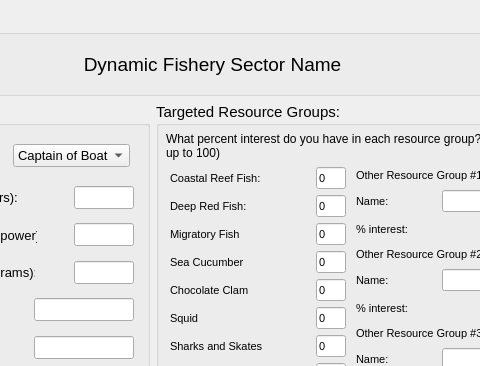
Above: oom_cobi_loreto/Interview/fishery.ui from Ecotrust/openoceanmap-desktop before the change; both pictures show x 142 to 622 and y 0 to 366 of the 709 by 550 pixel window. Below: the same form after it.
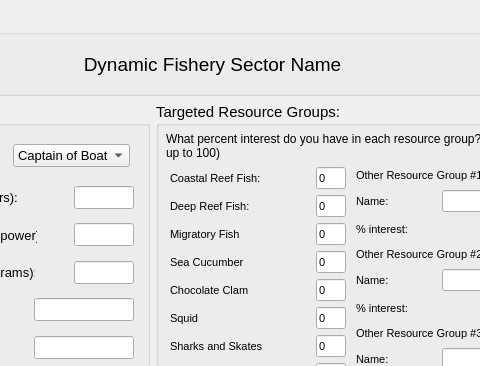
That is the form after the change.

What changed in the file:
```diff
--- a/oom_cobi_loreto/Interview/fishery.ui
+++ b/oom_cobi_loreto/Interview/fishery.ui
@@ -976,7 +976,7 @@
                   </font>
                  </property>
                  <property name="text" >
-                  <string>Deep Red Fish:</string>
+                  <string>Deep Reef Fish:</string>
                  </property>
                 </widget>
                </item>
```
